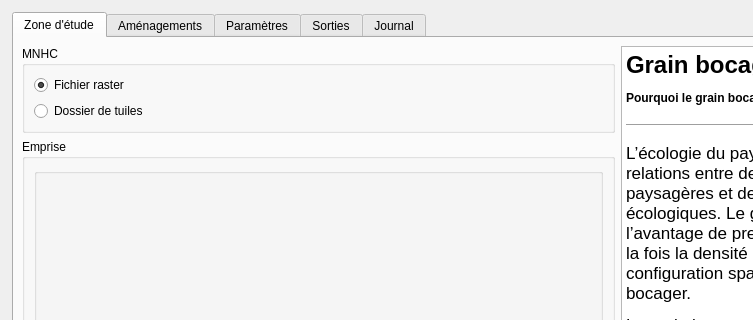
hboussard/chloe5_qgis, file dialogs/chloe_grain_dialog.ui: the form before one commit; both pictures show x 0 to 753 and y 0 to 320 of the 940 by 680 pixel window.
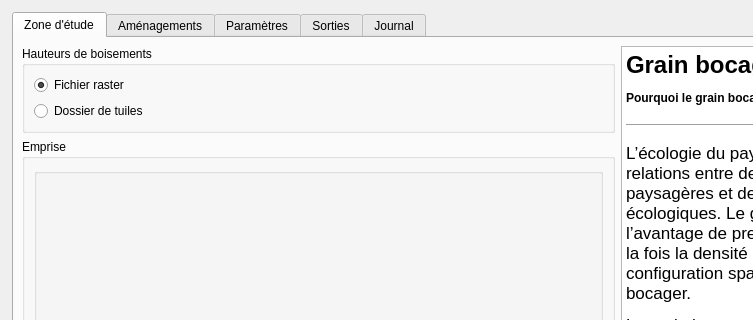
The form after the commit. Custom widgets are drawn as their Qt base class.

What changed in the file:
```diff
--- a/dialogs/chloe_grain_dialog.ui
+++ b/dialogs/chloe_grain_dialog.ui
@@ -56,7 +56,7 @@
          <item>
           <widget class="QGroupBox" name="groupBox_MNHC">
            <property name="title">
-            <string>MNHC</string>
+            <string>Hauteurs de boisements</string>
            </property>
            <layout class="QGridLayout" name="gridLayout_3">
             <item row="0" column="0">
```
